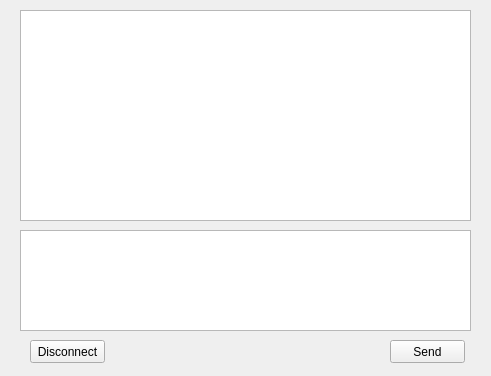
The window that GUI/chatwidget.ui (tjel/infpro-6) describes before a commit, drawn with Qt 5.
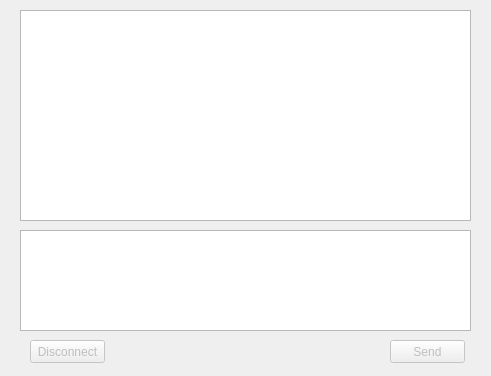
The same window after the commit.

Commit message: Trochę widżetowej sygnałologii i kosmetyki

```diff
--- a/GUI/chatwidget.ui
+++ b/GUI/chatwidget.ui
@@ -34,6 +34,9 @@
    </property>
   </widget>
   <widget class="QPushButton" name="sendButton">
+   <property name="enabled">
+    <bool>false</bool>
+   </property>
    <property name="geometry">
     <rect>
      <x>390</x>
@@ -45,8 +48,14 @@
    <property name="text">
     <string>Send</string>
    </property>
+   <property name="autoDefault">
+    <bool>true</bool>
+   </property>
   </widget>
   <widget class="QPushButton" name="disconnectButton">
+   <property name="enabled">
+    <bool>false</bool>
+   </property>
    <property name="geometry">
     <rect>
      <x>30</x>
```
Left out of the diff: 3 changed lines with no effect on the pictures. The commit also changes 2 other files.
